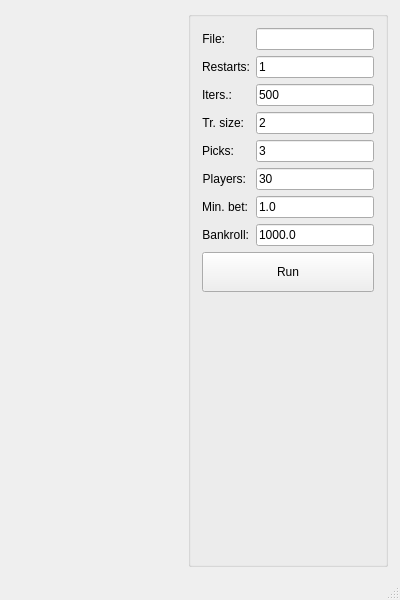
Before: the Qt Designer form ATSP/algorithms/betting/mainwindow.ui in AndreLadeira/dsc, drawn with Qt 5.
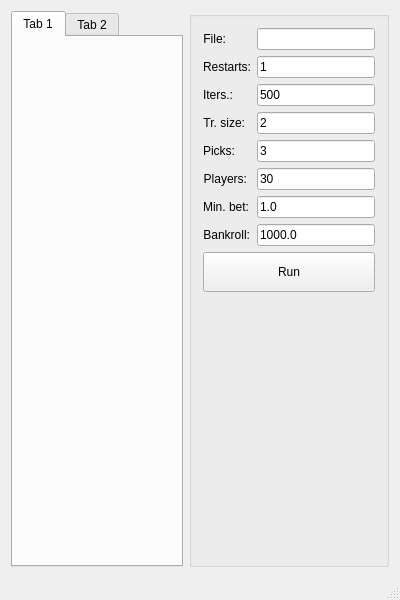
After: the same form once the commit is applied. Custom widgets are drawn as their Qt base class.

What changed in the file:
```diff
--- a/ATSP/algorithms/betting/mainwindow.ui
+++ b/ATSP/algorithms/betting/mainwindow.ui
@@ -15,17 +15,51 @@
   </property>
   <widget class="QWidget" name="centralWidget">
    <layout class="QHBoxLayout" name="horizontalLayout">
-    <property name="rightMargin">
-     <number>12</number>
-    </property>
     <item>
-     <widget class="QCustomPlot" name="customPlot" native="true">
+     <widget class="QTabWidget" name="tabWidget">
       <property name="sizePolicy">
-       <sizepolicy hsizetype="Preferred" vsizetype="Preferred">
+       <sizepolicy hsizetype="Expanding" vsizetype="Preferred">
         <horstretch>0</horstretch>
         <verstretch>0</verstretch>
        </sizepolicy>
       </property>
+      <property name="currentIndex">
+       <number>0</number>
+      </property>
+      <widget class="QWidget" name="tabPhase1">
+       <attribute name="title">
+        <string>Tab 1</string>
+       </attribute>
+       <layout class="QHBoxLayout" name="horizontalLayout_2">
+        <property name="leftMargin">
+         <number>0</number>
+        </property>
+        <property name="topMargin">
+         <number>0</number>
+        </property>
+        <property name="rightMargin">
+         <number>0</number>
+        </property>
+        <property name="bottomMargin">
+         <number>0</number>
+        </property>
+        <item>
+         <widget class="QCustomPlot" name="customPlot" native="true">
+          <property name="sizePolicy">
+           <sizepolicy hsizetype="Preferred" vsizetype="Preferred">
+            <horstretch>0</horstretch>
+            <verstretch>0</verstretch>
+           </sizepolicy>
+          </property>
+         </widget>
+        </item>
+       </layout>
+      </widget>
+      <widget class="QWidget" name="tabPhase2">
+       <attribute name="title">
+        <string>Tab 2</string>
+       </attribute>
+      </widget>
      </widget>
     </item>
     <item>
```
